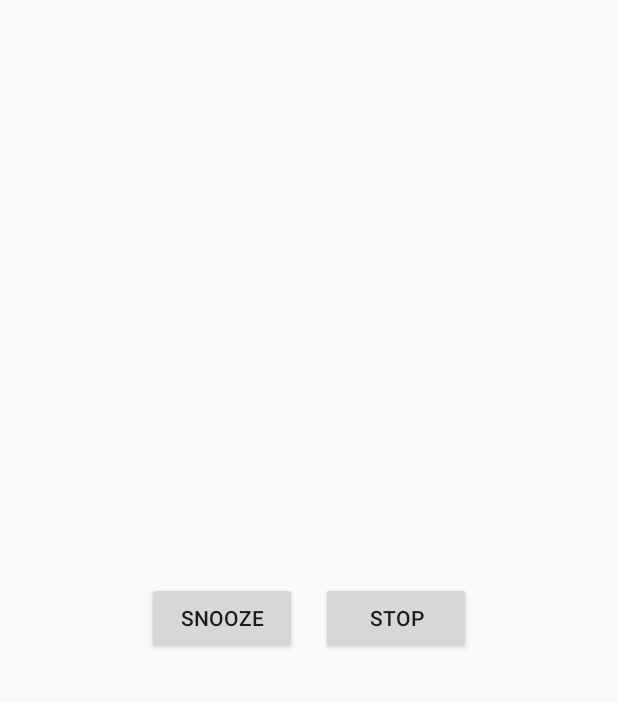
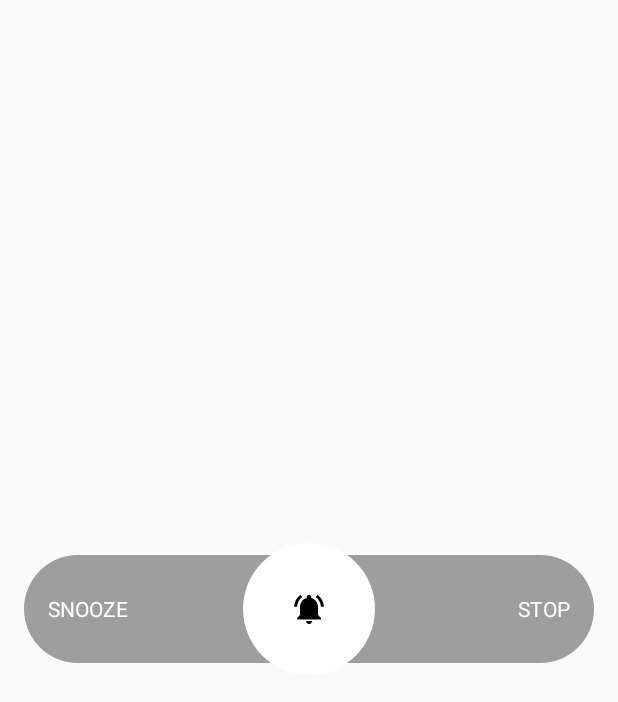
Before and after one commit to mad-lab-fau/carwatch-android, an Android app: the ShowAlarmActivity screen opened directly, with no data from a screen before it, on a phone screen of 412 x 824 dp. Shown: the top 702 px of the screen. Run offline under Robolectric (Android 15) with nearby library versions, the light colour scheme and no system bars; 1 statement that could not run was skipped.

Commit message:
added SwipeButton to ShowAlarmActivity

```diff
--- a/app/src/main/java/de/fau/cs/mad/carwatch/ui/ShowAlarmActivity.java
+++ b/app/src/main/java/de/fau/cs/mad/carwatch/ui/ShowAlarmActivity.java
@@ -5,9 +5,7 @@ import android.content.Context;
 import android.content.Intent;
 import android.os.Build;
 import android.os.Bundle;
-import android.view.View;
 import android.view.WindowManager;
-import android.widget.Button;
 
 import androidx.appcompat.app.AppCompatActivity;
 
@@ -15,8 +13,9 @@ import de.fau.cs.mad.carwatch.Constants;
 import de.fau.cs.mad.carwatch.R;
 import de.fau.cs.mad.carwatch.alarmmanager.AlarmSnoozeReceiver;
 import de.fau.cs.mad.carwatch.alarmmanager.AlarmStopReceiver;
+import de.fau.cs.mad.carwatch.ui.widgets.SwipeButton;
 
-public class ShowAlarmActivity extends AppCompatActivity implements View.OnClickListener {
+public class ShowAlarmActivity extends AppCompatActivity implements SwipeButton.OnSwipeListener {
 
     private static final String TAG = ShowAlarmActivity.class.getSimpleName();
 
@@ -48,24 +47,9 @@ public class ShowAlarmActivity extends AppCompatActivity implements View.OnClick
 
         getWindow().addFlags(WindowManager.LayoutParams.FLAG_KEEP_SCREEN_ON | WindowManager.LayoutParams.FLAG_FULLSCREEN);
 
-        Button snoozeButton = findViewById(R.id.button_snooze);
-        snoozeButton.setOnClickListener(this);
+        SwipeButton swipeButton = findViewById(R.id.button_swipe);
+        swipeButton.setOnSwipeListener(this);
 
-        Button stopButton = findViewById(R.id.button_stop);
-        stopButton.setOnClickListener(this);
-
-    }
-
-    @Override
-    public void onClick(View view) {
-        switch (view.getId()) {
-            case R.id.button_snooze:
-                snoozeAlarm();
-                break;
-            case R.id.button_stop:
-                stopAlarm();
-                break;
-        }
     }
 
     private void snoozeAlarm() {
@@ -83,4 +67,14 @@ public class ShowAlarmActivity extends AppCompatActivity implements View.OnClick
         sendBroadcast(stopAlarmIntent);
         finish();
     }
+
+    @Override
+    public void onSwipeLeft() {
+        snoozeAlarm();
+    }
+
+    @Override
+    public void onSwipeRight() {
+        stopAlarm();
+    }
 }
--- a/app/src/main/res/layout/activity_show_alarm.xml
+++ b/app/src/main/res/layout/activity_show_alarm.xml
@@ -9,27 +9,12 @@
         android:layout_width="match_parent"
         android:layout_height="match_parent">
 
-
-        <RelativeLayout
+        <de.fau.cs.mad.carwatch.ui.widgets.SwipeButton
+            android:id="@+id/button_swipe"
             android:layout_width="wrap_content"
-            android:layout_height="wrap_content"
-            android:layout_centerInParent="true">
-
-            <Button
-                android:id="@+id/button_snooze"
-                android:layout_width="100dp"
-                android:layout_height="wrap_content"
-                android:layout_margin="8dp"
-                android:text="@string/snooze" />
-
-            <Button
-                android:id="@+id/button_stop"
-                android:layout_width="100dp"
-                android:layout_height="wrap_content"
-                android:layout_margin="8dp"
-                android:layout_toEndOf="@+id/button_snooze"
-                android:text="@string/stop" />
-        </RelativeLayout>
+            android:layout_height="100dp"
+            android:layout_margin="16dp"
+            android:layout_centerInParent="true" />
 
 
     </RelativeLayout>
```
